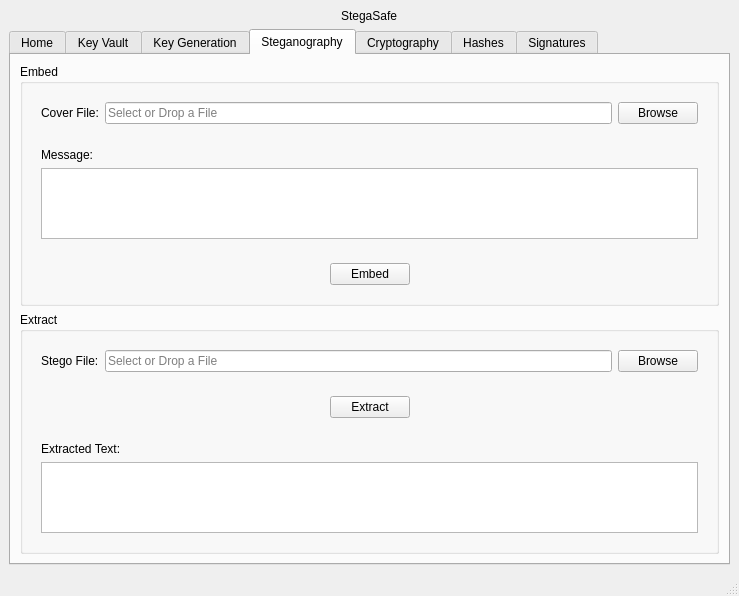
Before: the Qt Designer form src/stegasafe/gui/main_window.ui in RaveNcLawNN/StegaSafe, drawn with Qt 5.
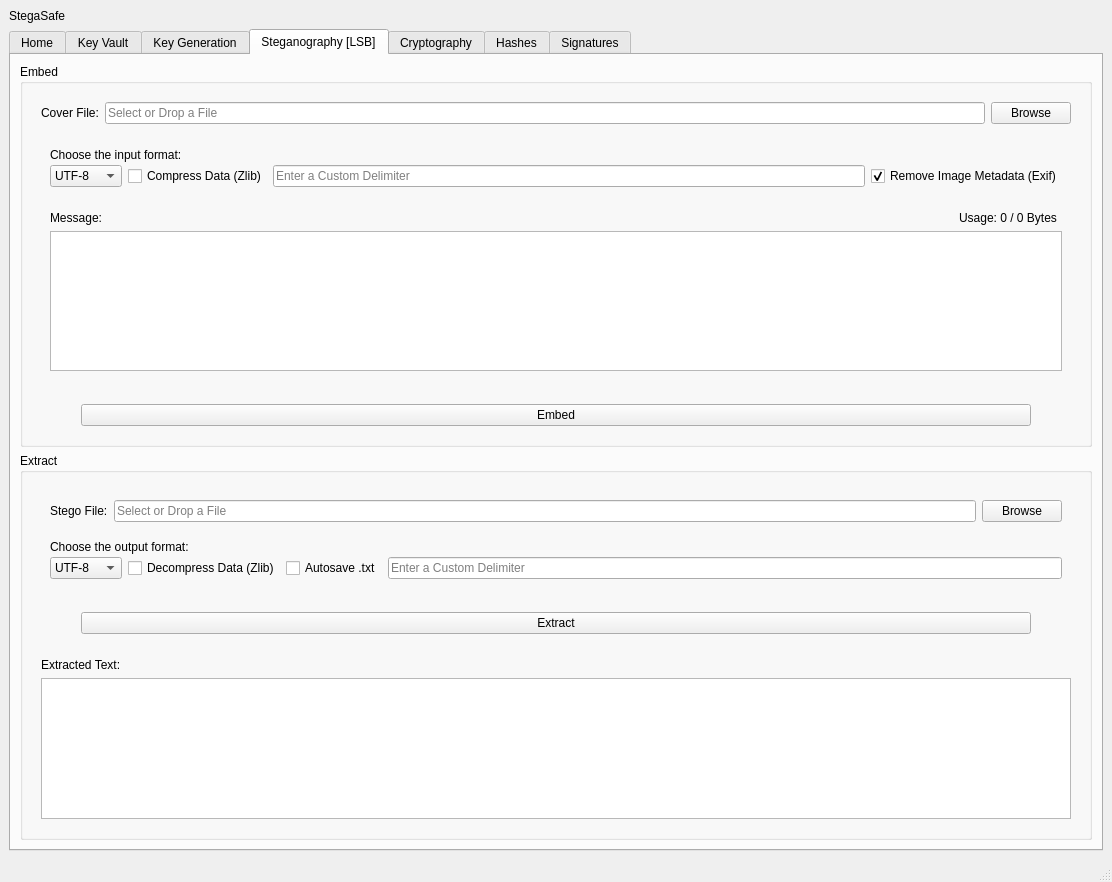
After: the same form once the commit is applied. The open tabs and pages were chosen to show the change.

Commit message: # Stegano prepared GUI for extended stegano functionality

Diff of the .ui file:
```diff
--- a/src/stegasafe/gui/main_window.ui
+++ b/src/stegasafe/gui/main_window.ui
@@ -6,8 +6,8 @@
    <rect>
     <x>0</x>
     <y>0</y>
-    <width>739</width>
-    <height>587</height>
+    <width>1112</width>
+    <height>882</height>
    </rect>
   </property>
   <property name="windowTitle">
@@ -15,7 +15,7 @@
   </property>
   <widget class="QWidget" name="centralwidget">
    <layout class="QVBoxLayout" name="verticalLayout">
-    <item alignment="Qt::AlignmentFlag::AlignHCenter">
+    <item>
      <widget class="QLabel" name="lblTitle">
       <property name="text">
        <string>StegaSafe</string>
@@ -424,7 +424,7 @@
       </widget>
       <widget class="QWidget" name="tabSteganography">
        <attribute name="title">
-        <string>Steganography</string>
+        <string>Steganography [LSB]</string>
        </attribute>
        <layout class="QVBoxLayout" name="verticalLayout_2">
         <item>
@@ -436,6 +436,9 @@
            <item>
             <widget class="QWidget" name="rowCover" native="true">
              <layout class="QHBoxLayout" name="horizontalLayout">
+              <property name="bottomMargin">
+               <number>0</number>
+              </property>
               <item>
                <widget class="QLabel" name="lblCover">
                 <property name="text">
@@ -463,21 +466,160 @@
              </layout>
             </widget>
            </item>
+           <item>
+            <widget class="QWidget" name="colSettings" native="true">
+             <layout class="QVBoxLayout" name="verticalLayout_22">
+              <property name="spacing">
+               <number>0</number>
+              </property>
+              <property name="topMargin">
+               <number>9</number>
+              </property>
+              <property name="bottomMargin">
+               <number>0</number>
+              </property>
+              <item>
+               <widget class="QWidget" name="rowSettings_2" native="true">
+                <layout class="QHBoxLayout" name="horizontalLayout_33">
+                 <property name="topMargin">
+                  <number>9</number>
+                 </property>
+                 <property name="bottomMargin">
+                  <number>0</number>
+                 </property>
+                 <item>
+                  <widget class="QLabel" name="lblInputFormat">
+                   <property name="text">
+                    <string>Choose the input format:</string>
+                   </property>
+                  </widget>
+                 </item>
+                </layout>
+               </widget>
+              </item>
+              <item>
+               <widget class="QWidget" name="rowSettings" native="true">
+                <layout class="QHBoxLayout" name="horizontalLayout_32">
+                 <property name="topMargin">
+                  <number>3</number>
+                 </property>
+                 <item>
+                  <widget class="QComboBox" name="cbInputFormat">
+                   <item>
+                    <property name="text">
+                     <string>UTF-8</string>
+                    </property>
+                   </item>
+                   <item>
+                    <property name="text">
+                     <string>Base64</string>
+                    </property>
+                   </item>
+                   <item>
+                    <property name="text">
+                     <string>Hex</string>
+                    </property>
+                   </item>
+                  </widget>
+                 </item>
+                 <item>
+                  <widget class="QCheckBox" name="chkCompress">
+                   <property name="toolTip">
+                    <string>&lt;html&gt;&lt;head/&gt;&lt;body&gt;&lt;p&gt;&lt;span style=&quot; font-weight:700;&quot;&gt;Reduces&lt;/span&gt; the &lt;span style=&quot; font-weight:700;&quot;&gt;size&lt;/span&gt; of your &lt;span style=&quot; font-weight:700;&quot;&gt;payload&lt;/span&gt; using &lt;span style=&quot; font-weight:700;&quot;&gt;zlib compression&lt;/span&gt; before embedding. This allows you to hide larger amounts of data within the same cover image, though it may &lt;span style=&quot; font-weight:700;&quot;&gt;slightly increase processing time&lt;/span&gt;.&lt;/p&gt;&lt;/body&gt;&lt;/html&gt;</string>
+                   </property>
+                   <property name="text">
+                    <string>Compress Data (Zlib)</string>
+                   </property>
+                  </widget>
+                 </item>
+                 <item>
+                  <widget class="QLineEdit" name="leEmbedCustomDelimiter">
+                   <property name="toolTip">
+                    <string>&lt;html&gt;&lt;head/&gt;&lt;body&gt;&lt;p&gt;Defines a custom string appended to your data to mark its end. This acts as a stop-signal for the receiver to prevent reading random data after the actual message.&lt;/p&gt;&lt;p&gt;Default: The system calculates the hidden message length and stores it within the first 32 bits of the image. &lt;/p&gt;&lt;/body&gt;&lt;/html&gt;</string>
+                   </property>
+                   <property name="placeholderText">
+                    <string>Enter a Custom Delimiter</string>
+                   </property>
+                  </widget>
+                 </item>
+                 <item>
+                  <widget class="QCheckBox" name="chkCleanMetadata">
+                   <property name="toolTip">
+                    <string>&lt;html&gt;&lt;head/&gt;&lt;body&gt;&lt;p&gt;&lt;span style=&quot; font-weight:700;&quot;&gt;Strips&lt;/span&gt; all &lt;span style=&quot; font-weight:700;&quot;&gt;existing metadata&lt;/span&gt; (such as GPS coordinates, camera model, and timestamps) from the cover image. Use this to ensure maximum privacy and anonymity for the resulting image.&lt;/p&gt;&lt;/body&gt;&lt;/html&gt;</string>
+                   </property>
+                   <property name="text">
+                    <string>Remove Image Metadata (Exif)</string>
+                   </property>
+                   <property name="checked">
+                    <bool>true</bool>
+                   </property>
+                  </widget>
+                 </item>
+                </layout>
+               </widget>
+              </item>
+             </layout>
+            </widget>
+           </item>
            <item>
             <widget class="QWidget" name="rowEmbedMessage" native="true">
              <layout class="QVBoxLayout" name="verticalLayout_11">
+              <property name="topMargin">
+               <number>0</number>
+              </property>
               <item>
-               <widget class="QLabel" name="lblMessage">
-                <property name="text">
-                 <string>Message:</string>
-                </property>
+               <widget class="QWidget" name="colEmbedMessage_2" native="true">
+                <layout class="QHBoxLayout" name="horizontalLayout_34">
+                 <property name="bottomMargin">
+                  <number>0</number>
+                 </property>
+                 <item>
+                  <widget class="QLabel" name="lblMessage">
+                   <property name="text">
+                    <string>Message:</string>
+                   </property>
+                  </widget>
+                 </item>
+                 <item>
+                  <spacer name="horizontalSpacer">
+                   <property name="orientation">
+                    <enum>Qt::Horizontal</enum>
+                   </property>
+                   <property name="sizeType">
+                    <enum>QSizePolicy::Fixed</enum>
+                   </property>
+                   <property name="sizeHint" stdset="0">
+                    <size>
+                     <width>800</width>
+                     <height>0</height>
+                    </size>
+                   </property>
+                  </spacer>
+                 </item>
+                 <item>
+                  <widget class="QLabel" name="lblUsage">
+                   <property name="text">
+                    <string>Usage: 0 / 0 Bytes</string>
+                   </property>
+                  </widget>
+                 </item>
+                </layout>
                </widget>
               </item>
               <item>
-               <widget class="QPlainTextEdit" name="pteEmbedMessage">
-                <property name="enabled">
-                 <bool>true</bool>
-                </property>
+               <widget class="QWidget" name="colEmbedMessage" native="true">
+                <layout class="QHBoxLayout" name="horizontalLayout_31">
+                 <property name="topMargin">
+                  <number>0</number>
+                 </property>
+                 <item>
+                  <widget class="QPlainTextEdit" name="pteEmbedMessage">
+                   <property name="enabled">
+                    <bool>true</bool>
+                   </property>
+                  </widget>
+                 </item>
+                </layout>
                </widget>
               </item>
              </layout>
@@ -488,9 +630,6 @@
              <layout class="QHBoxLayout" name="horizontalLayout_5">
               <item>
                <spacer name="spcEmbedLeft">
-                <property name="orientation">
-                 <enum>Qt::Orientation::Horizontal</enum>
-                </property>
                 <property name="sizeHint" stdset="0">
                  <size>
                   <width>40</width>
@@ -508,9 +647,6 @@
               </item>
               <item>
                <spacer name="spcEmbedRight">
-                <property name="orientation">
-                 <enum>Qt::Orientation::Horizontal</enum>
-                </property>
                 <property name="sizeHint" stdset="0">
                  <size>
                   <width>40</width>
@@ -532,30 +668,119 @@
           </property>
           <layout class="QVBoxLayout" name="verticalLayout_5">
            <item>
-            <widget class="QWidget" name="rowChooseStego" native="true">
-             <layout class="QHBoxLayout" name="horizontalLayout_6">
+            <widget class="QWidget" name="rowExtractSettings" native="true">
+             <layout class="QVBoxLayout" name="verticalLayout_23">
+              <property name="spacing">
+               <number>0</number>
+              </property>
+              <property name="bottomMargin">
+               <number>9</number>
+              </property>
               <item>
-               <widget class="QLabel" name="lblStego">
-                <property name="text">
-                 <string>Stego File:</string>
-                </property>
+               <widget class="QWidget" name="rowChooseStego" native="true">
+                <layout class="QHBoxLayout" name="horizontalLayout_35">
+                 <item>
+                  <widget class="QLabel" name="lblStego">
+                   <property name="text">
+                    <string>Stego File:</string>
+                   </property>
+                  </widget>
+                 </item>
+                 <item>
+                  <widget class="QLineEdit" name="leStegoPath">
+                   <property name="readOnly">
+                    <bool>true</bool>
+                   </property>
+                   <property name="placeholderText">
+                    <string>Select or Drop a File</string>
+                   </property>
+                  </widget>
+                 </item>
+                 <item>
+                  <widget class="QPushButton" name="btnBrowseStego">
+                   <property name="text">
+                    <string>Browse</string>
+                   </property>
+                  </widget>
+                 </item>
+                </layout>
                </widget>
               </item>
               <item>
-               <widget class="QLineEdit" name="leStegoPath">
-                <property name="readOnly">
-                 <bool>true</bool>
-                </property>
-                <property name="placeholderText">
-                 <string>Select or Drop a File</string>
-                </property>
+               <widget class="QWidget" name="rowChooseStego2" native="true">
+                <layout class="QHBoxLayout" name="horizontalLayout_36">
+                 <property name="bottomMargin">
+                  <number>0</number>
+                 </property>
+                 <item>
+                  <widget class="QLabel" name="lbOutputFormat">
+                   <property name="text">
+                    <string>Choose the output format:</string>
+                   </property>
+                  </widget>
+                 </item>
+                </layout>
                </widget>
               </item>
               <item>
-               <widget class="QPushButton" name="btnBrowseStego">
-                <property name="text">
-                 <string>Browse</string>
-                </property>
+               <widget class="QWidget" name="colChooseStegoSettings" native="true">
+                <layout class="QHBoxLayout" name="horizontalLayout_6">
+                 <property name="topMargin">
+                  <number>3</number>
+                 </property>
+                 <item>
+                  <widget class="QComboBox" name="cbExtractFormat">
+                   <item>
+                    <property name="text">
+                     <string>UTF-8</string>
+                    </property>
+                   </item>
+                   <item>
+                    <property name="text">
+                     <string>Hex</string>
+                    </property>
+                   </item>
+                   <item>
+                    <property name="text">
+                     <string>Base64</string>
+                    </property>
+                   </item>
+                  </widget>
+                 </item>
+                 <item>
+                  <widget class="QCheckBox" name="chkExtractCompress">
+                   <property name="toolTip">
+                    <string>&lt;html&gt;&lt;head/&gt;&lt;body&gt;&lt;p&gt;Reverses the zlib compression, if it was applied during the embedding process. You must enable this if the original data was compressed; otherwise, the output will remain unreadable.&lt;/p&gt;&lt;/body&gt;&lt;/html&gt;</string>
+                   </property>
+                   <property name="text">
+                    <string>Decompress Data (Zlib)</string>
+                   </property>
+                  </widget>
+                 </item>
+                 <item>
+                  <widget class="QCheckBox" name="chkAutoSave">
+                   <property name="text">
+                    <string>Autosave .txt</string>
+                   </property>
+                  </widget>
+                 </item>
+                 <item>
+                  <widget class="QLineEdit" name="leExtractCustomDelimiter">
+                   <property name="toolTip">
+                    <string>&lt;html&gt;&lt;head/&gt;&lt;body&gt;&lt;p&gt;Specify the custom delimiter used during embedding. The extraction process will stop immediately upon finding this sequence, ensuring a clean ouput without garbage data.&lt;/p&gt;&lt;p&gt;Default: The system attempts to extract the hidden message length from the first 32 bits of the image.&lt;/p&gt;&lt;/body&gt;&lt;/html&gt;</string>
+                   </property>
+                   <property name="inputMask">
+                    <string/>
+                   </property>
+                   <property name="text">
+                    <string/>
+                   </property>
+                   <property name="placeholderText">
+                    <string>Enter a Custom Delimiter</string>
+                   </property>
+                  </widget>
+                 </item>
+                </layout>
                </widget>
               </item>
              </layout>
@@ -564,11 +789,11 @@
            <item>
             <widget class="QWidget" name="rowExtract" native="true">
              <layout class="QHBoxLayout" name="horizontalLayout_4">
+              <property name="spacing">
+               <number>10</number>
+              </property>
               <item>
                <spacer name="spcExtractLeft">
-                <property name="orientation">
-                 <enum>Qt::Orientation::Horizontal</enum>
-                </property>
                 <property name="sizeHint" stdset="0">
                  <size>
                   <width>40</width>
@@ -586,9 +811,6 @@
               </item>
               <item>
                <spacer name="spcExtractRight">
-                <property name="orientation">
-                 <enum>Qt::Orientation::Horizontal</enum>
-                </property>
                 <property name="sizeHint" stdset="0">
                  <size>
                   <width>40</width>
```
Left out of the diff: 42 changed lines with no effect on the pictures.
